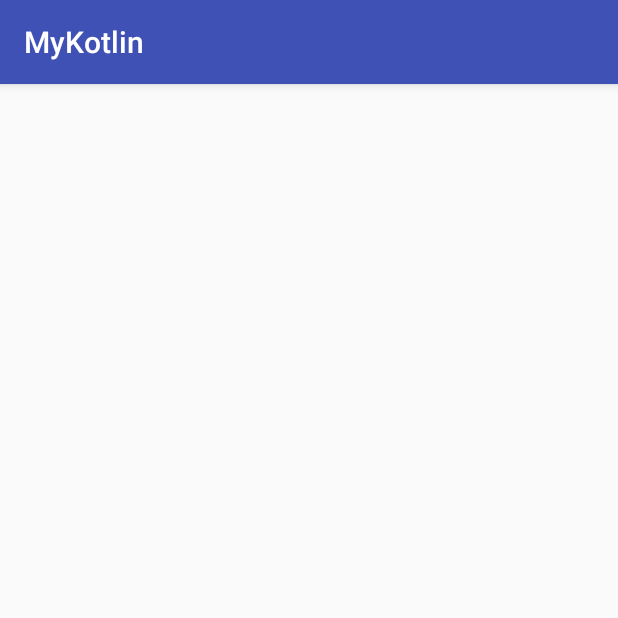
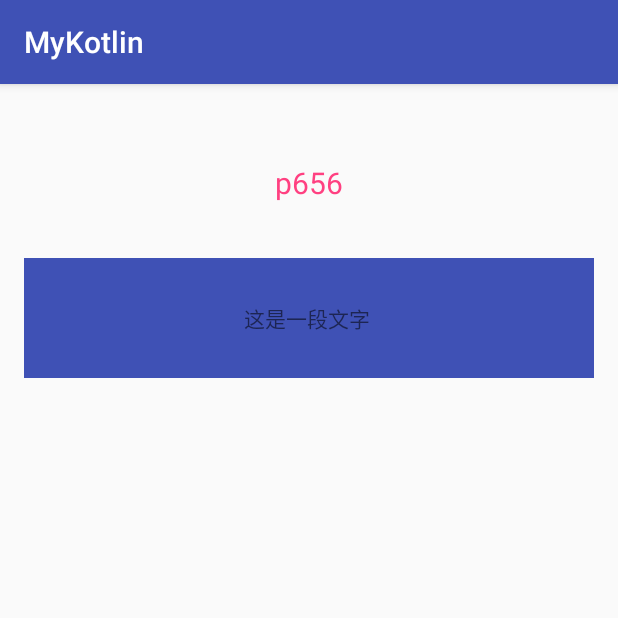
Before and after one commit to xieenqi/KotlinLearn, an Android app: the ScrollViewSildingConflictActivity screen opened directly, with no data from a screen before it, on a phone screen of 412 x 824 dp, the top half of it. Run offline under Robolectric (Android 15) with nearby library versions, the phone set to English and light mode, and no system bars.

Commit message:
pager 处理完成

```diff
--- a/app/src/main/AndroidManifest.xml
+++ b/app/src/main/AndroidManifest.xml
@@ -28,7 +28,7 @@
         </activity>
         <activity android:name=".Main2Activity" />
         <activity android:name=".SpringAnimationActivity" />
-        <activity android:name=".ScrollViewSildingConflictActivity"></activity>
+        <activity android:name=".conflict.ScrollViewSildingConflictActivity"></activity>
     </application>
 
 </manifest>
--- a/app/src/main/java/com/mykotlin/MainActivity.java
+++ b/app/src/main/java/com/mykotlin/MainActivity.java
@@ -14,6 +14,7 @@ import com.facebook.stetho.okhttp3.StethoInterceptor;
 import com.library.quickkv.QuickKV;
 import com.library.quickkv.database.KeyValueDatabase;
 import com.mykotlin.ben.KotlinTest2;
+import com.mykotlin.conflict.ScrollViewSildingConflictActivity;
 import com.mykotlin.test.TestAiYi;
 
 import java.io.IOException;
@@ -23,9 +24,6 @@ import okhttp3.Callback;
 import okhttp3.OkHttpClient;
 import okhttp3.Request;
 import okhttp3.Response;
-
-import static android.R.attr.configChanges;
-import static com.facebook.stetho.inspector.protocol.module.Console.MessageSource.NETWORK;
 
 public class MainActivity extends Activity implements View.OnClickListener {
     private QuickKV quickKv;
--- a/app/src/main/java/com/mykotlin/ScrollViewSildingConflictActivity.kt
+++ /dev/null
@@ -1,15 +0,0 @@
-package com.mykotlin
-
-import android.support.v7.app.AppCompatActivity
-import android.os.Bundle
-
-/*
-* 此页页面 解决 scrollView 的滑动冲突
-* */
-class ScrollViewSildingConflictActivity : AppCompatActivity() {
-
-    override fun onCreate(savedInstanceState: Bundle?) {
-        super.onCreate(savedInstanceState)
-        setContentView(R.layout.activity_scroll_view_silding_conflict)
-    }
-}
--- /dev/null
+++ b/app/src/main/java/com/mykotlin/conflict/ScrollViewSildingConflictActivity.kt
@@ -0,0 +1,32 @@
+package com.mykotlin.conflict
+
+import android.support.v7.app.AppCompatActivity
+import android.os.Bundle
+import com.mykotlin.R
+import kotlinx.android.synthetic.main.activity_scroll_view_silding_conflict.*
+import java.util.*
+
+/*
+* 此页页面 解决 scrollView 的滑动冲突
+* */
+class ScrollViewSildingConflictActivity : AppCompatActivity() {
+
+    override fun onCreate(savedInstanceState: Bundle?) {
+        super.onCreate(savedInstanceState)
+        setContentView(R.layout.activity_scroll_view_silding_conflict)
+        var pagerAdapter = ViewPageAdapter(this, getPagerData())
+        pager.setAdapter(pagerAdapter);
+    }
+
+    fun getPagerData(): List<String> {
+        var pageData = ArrayList<String>();
+        pageData.add("p656")
+        pageData.add("pp656")
+        pageData.add("ppp656")
+        pageData.add("pppp656")
+        pageData.add("ppppp656")
+        return pageData;
+    }
+
+
+}
--- /dev/null
+++ b/app/src/main/java/com/mykotlin/conflict/ViewPageAdapter.java
@@ -0,0 +1,54 @@
+package com.mykotlin.conflict;
+
+import android.content.Context;
+import android.support.v4.view.PagerAdapter;
+import android.view.LayoutInflater;
+import android.view.View;
+import android.view.ViewGroup;
+import android.widget.TextView;
+
+import com.mykotlin.R;
+
+import java.util.List;
+
+/**
+ * Created by xeq on 17/3/21.
+ */
+
+public class ViewPageAdapter extends PagerAdapter {
+    private List<String> data;
+    private Context mContext;
+    private LayoutInflater inflater;
+
+    public ViewPageAdapter(Context mContext, List<String> data) {
+        this.mContext = mContext;
+        this.data = data;
+        inflater = LayoutInflater.from(mContext);
+    }
+
+    @Override
+    public int getCount() {
+        return data == null ? 0 : data.size();
+    }
+
+    @Override
+    public boolean isViewFromObject(View view, Object object) {
+        return view == object;
+    }
+
+    @Override
+    public void destroyItem(ViewGroup container, int position, Object object) {
+//        super.destroyItem(container, position, object);
+        container.removeView((View) object);
+    }
+
+    @Override
+    public Object instantiateItem(ViewGroup container, int position) {
+        View view = inflater.inflate(R.layout.pager_item, null);
+        TextView text = (TextView) view.findViewById(R.id.content);
+        if (data != null)
+            text.setText(data.get(position));
+        container.addView(view);
+        return view;
+    }
+}
--- a/app/src/main/res/layout/activity_scroll_view_silding_conflict.xml
+++ b/app/src/main/res/layout/activity_scroll_view_silding_conflict.xml
@@ -8,7 +8,7 @@
     android:paddingLeft="@dimen/activity_horizontal_margin"
     android:paddingRight="@dimen/activity_horizontal_margin"
     android:paddingTop="@dimen/activity_vertical_margin"
-    tools:context="com.mykotlin.ScrollViewSildingConflictActivity">
+    tools:context="com.mykotlin.conflict.ScrollViewSildingConflictActivity">
 
     <ScrollView
         android:layout_width="match_parent"
@@ -26,9 +26,13 @@
 
             <TextView
                 android:layout_width="match_parent"
-                android:layout_height="80dp" />
+                android:layout_height="80dp"
+                android:background="@color/colorPrimary"
+                android:gravity="center"
+                android:text="这是一段文字 " />
 
             <ListView
+                android:id="@+id/list"
                 android:layout_width="match_parent"
                 android:layout_height="wrap_content" />
         </LinearLayout>
--- /dev/null
+++ b/app/src/main/res/layout/pager_item.xml
@@ -0,0 +1,11 @@
+<?xml version="1.0" encoding="utf-8"?>
+<TextView xmlns:android="http://schemas.android.com/apk/res/android"
+    android:id="@+id/content"
+    android:layout_width="match_parent"
+    android:layout_height="match_parent"
+    android:gravity="center"
+    android:text="156"
+    android:textColor="@color/colorAccent"
+    android:textSize="20sp">
+
+</TextView>
```
